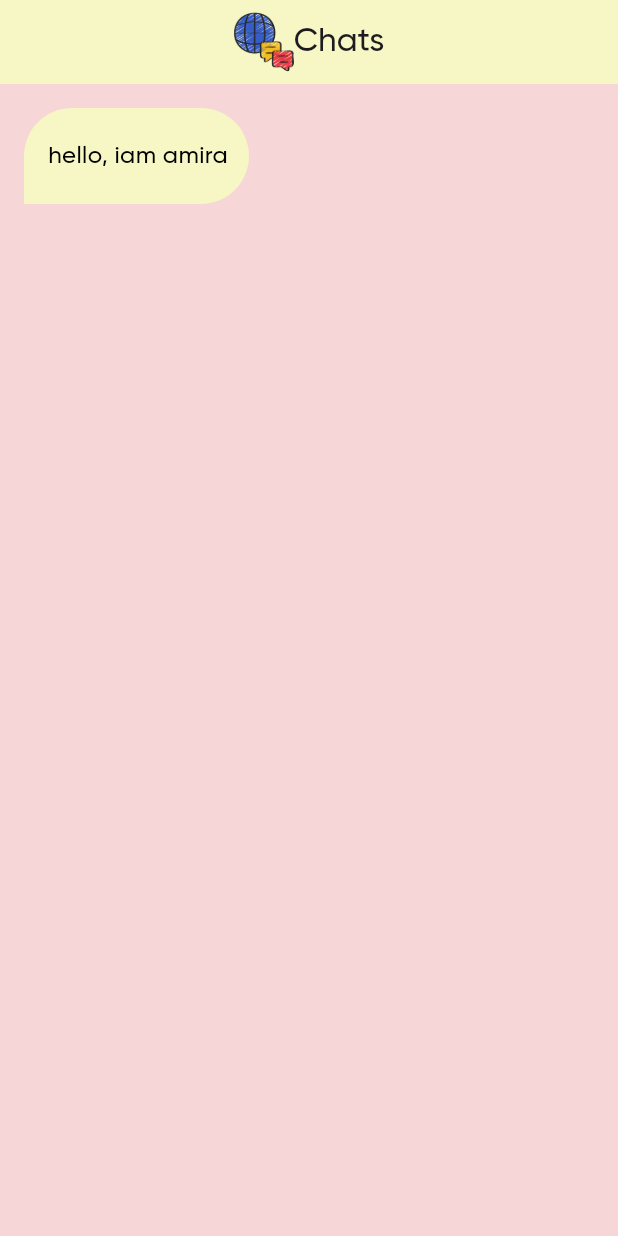
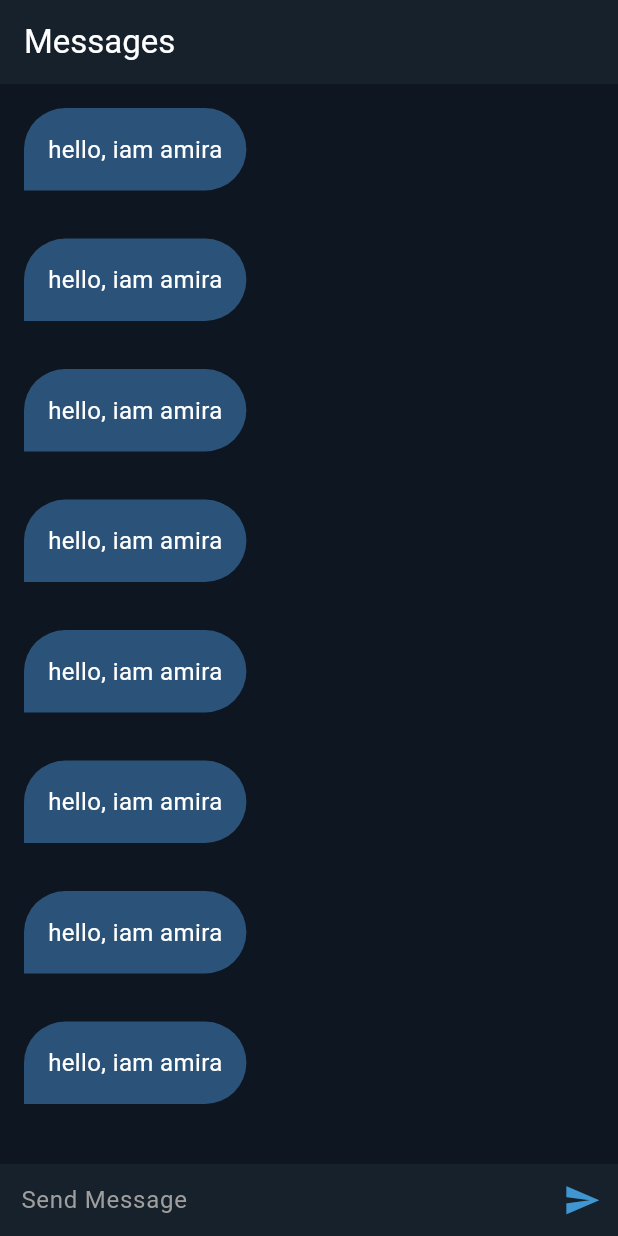
Before and after one commit to amirrrra/Chat-App, a Flutter app: the ChatView screen opened by its route, on a phone screen of 412 x 824 dp. Run offline on Flutter 3.47's test engine with Material 3 defaults, Android fonts, the phone set to English and light mode, and no system bars; our stand-ins replace firebase_auth, firebase_core; accounts and stored records are empty.

Commit message:
edit styles

```diff
--- a/lib/utils/constants.dart
+++ b/lib/utils/constants.dart
@@ -1,8 +1,11 @@
 import 'package:flutter/material.dart';
 
-const black = Colors.black;
+const grey = Colors.grey;
 const white = Colors.white;
-const babyYellow = Color(0xffF6F7C4);
-const babyPink = Color(0xffF6D6D6);
-const blue = Color(0xff355CC6);
-const logo = 'assets/images/online_chat.png';
+const kPrimaryColor = Color(0xff17212B);
+const kSecondryColor = Color(0xff3F96D0);
+const kChatColor = Color(0xff0E1621);
+const kSentMessageColor = Color(0xff182533);
+const kRecievedMessageColor = Color(0xff2B5278);
+
+const logo = 'assets/images/chat.png';
--- a/lib/views/chat_view.dart
+++ b/lib/views/chat_view.dart
@@ -1,6 +1,7 @@
 import 'package:chat_app/utils/constants.dart';
 import 'package:chat_app/widgets/app_bar_widget.dart';
-import 'package:chat_app/widgets/chat_bubble_widget.dart';
+import 'package:chat_app/widgets/chat_bubble_list_widget.dart';
+import 'package:chat_app/widgets/chat_text_field_widget.dart';
 import 'package:flutter/material.dart';
 
 class ChatView extends StatelessWidget {
@@ -10,9 +11,16 @@ class ChatView extends StatelessWidget {
   @override
   Widget build(BuildContext context) {
     return const Scaffold(
+      backgroundColor: kChatColor,
       appBar: AppBarWidget(),
-      backgroundColor: babyPink,
-      body: ChatBubbleWidget(),
+      body: Column(
+        children: [
+          Expanded(
+            child: ChatBubbleListWidget(),
+          ),
+          ChatTextFieldWidget(),
+        ],
+      ),
     );
   }
 }
--- a/lib/views/login_view.dart
+++ b/lib/views/login_view.dart
@@ -21,7 +21,6 @@ class _LoginViewState extends State<LoginView> {
   @override
   Widget build(BuildContext context) {
     return Scaffold(
-      backgroundColor: babyYellow,
       body: AuthenticationBodyWidget(
         title: 'LOGIN',
         buttonText: 'Login',
--- a/lib/views/signup_view.dart
+++ b/lib/views/signup_view.dart
@@ -21,7 +21,6 @@ class SignupViewState extends State<SignupView> {
   @override
   Widget build(BuildContext context) {
     return Scaffold(
-      backgroundColor: babyYellow,
       body: AuthenticationBodyWidget(
         title: 'SIGNUP',
         buttonText: 'Signup',
--- a/lib/widgets/app_bar_widget.dart
+++ b/lib/widgets/app_bar_widget.dart
@@ -1,24 +1,19 @@
 import 'package:chat_app/utils/constants.dart';
 import 'package:flutter/material.dart';
 
-class AppBarWidget extends StatelessWidget implements PreferredSizeWidget{
+class AppBarWidget extends StatelessWidget implements PreferredSizeWidget {
   const AppBarWidget({super.key});
 
   @override
   Widget build(BuildContext context) {
     return AppBar(
-      backgroundColor: babyYellow,
+      backgroundColor: kPrimaryColor,
       automaticallyImplyLeading: false,
-      centerTitle: true,
-      title: Row(
-        mainAxisAlignment: MainAxisAlignment.center,
-        children: [
-          Image.asset(
-            logo,
-            height: 40,
-          ),
-          const Text('Chats'),
-        ],
+      title: const Text(
+        'Messages',
+        style: TextStyle(
+          color: white,
+        ),
       ),
     );
   }
--- a/lib/widgets/button_widget.dart
+++ b/lib/widgets/authentication_button_widget.dart
@@ -1,11 +1,11 @@
 import 'package:chat_app/utils/constants.dart';
 import 'package:flutter/material.dart';
 
-class ButtonWidget extends StatelessWidget {
+class AuthenticationButtonWidget extends StatelessWidget {
   final VoidCallback? onPressed;
   final String text;
 
-  const ButtonWidget({
+  const AuthenticationButtonWidget({
     super.key,
     required this.text,
     this.onPressed,
@@ -15,7 +15,7 @@ class ButtonWidget extends StatelessWidget {
   Widget build(BuildContext context) {
     return ElevatedButton(
       style: ElevatedButton.styleFrom(
-          backgroundColor: black,
+          backgroundColor: kSecondryColor,
           fixedSize: const Size(double.infinity, 48),
           shape: const RoundedRectangleBorder(
             borderRadius: BorderRadius.all(
--- a/lib/widgets/chat_bubble_widget.dart
+++ b/lib/widgets/chat_bubble_widget.dart
@@ -7,16 +7,13 @@ class ChatBubbleWidget extends StatelessWidget {
   @override
   Widget build(BuildContext context) {
     const bubbleRadius = Radius.circular(32);
-    return Container(
-      height: 64,
-      width: 150,
+    return Align(
+      alignment: Alignment.centerLeft,
+      child: Container(
         margin: const EdgeInsets.all(16),
-      padding: const EdgeInsets.only(
-        left: 16,
-      ),
-      alignment: Alignment.centerLeft,
+        padding: const EdgeInsets.all(16),
         decoration: const BoxDecoration(
-        color: babyYellow,
+          color: kRecievedMessageColor,
           borderRadius: BorderRadius.only(
             topLeft: bubbleRadius,
             topRight: bubbleRadius,
@@ -29,6 +26,7 @@ class ChatBubbleWidget extends StatelessWidget {
             fontSize: 16,
           ),
         ),
+      ),
     );
   }
 }
--- /dev/null
+++ b/lib/widgets/chat_text_field_widget.dart
@@ -0,0 +1,47 @@
+import 'package:chat_app/utils/constants.dart';
+import 'package:flutter/material.dart';
+
+class ChatTextFieldWidget extends StatelessWidget {
+  const ChatTextFieldWidget({super.key});
+
+  @override
+  Widget build(BuildContext context) {
+    const outlineInputBorder = OutlineInputBorder(
+      borderSide: BorderSide.none,
+      borderRadius: BorderRadius.all(
+        Radius.circular(0),
+      ),
+    );
+
+    return Padding(
+      padding: const EdgeInsets.only(
+        top: 8,
+      ),
+      child: TextField(
+        cursorColor: kSecondryColor,
+        decoration: InputDecoration(
+          filled: true,
+          fillColor: kPrimaryColor,
+          hintText: 'Send Message',
+          hintStyle: const TextStyle(
+            color: grey,
+          ),
+          enabledBorder: outlineInputBorder,
+          focusedBorder: outlineInputBorder,
+          contentPadding: const EdgeInsets.symmetric(
+            vertical: 8,
+            horizontal: 10,
+          ),
+          suffixIcon: IconButton(
+            onPressed: () {},
+            icon: const Icon(
+              Icons.send,
+              color: kSecondryColor,
+              size: 25,
+            ),
+          ),
+        ),
+      ),
+    );
+  }
+}
```
Also changed, not shown: lib/main.dart (+11 -7 lines), lib/widgets/authentication_body_widget.dart (+8 -7 lines), lib/widgets/authentication_text_field_widget.dart (renamed from lib/widgets/text_field_widget.dart, +11 -5 lines), assets/images/chat.png (added), assets/images/online_chat.png (deleted). Lines whose indentation alone changed are shown as unchanged.
